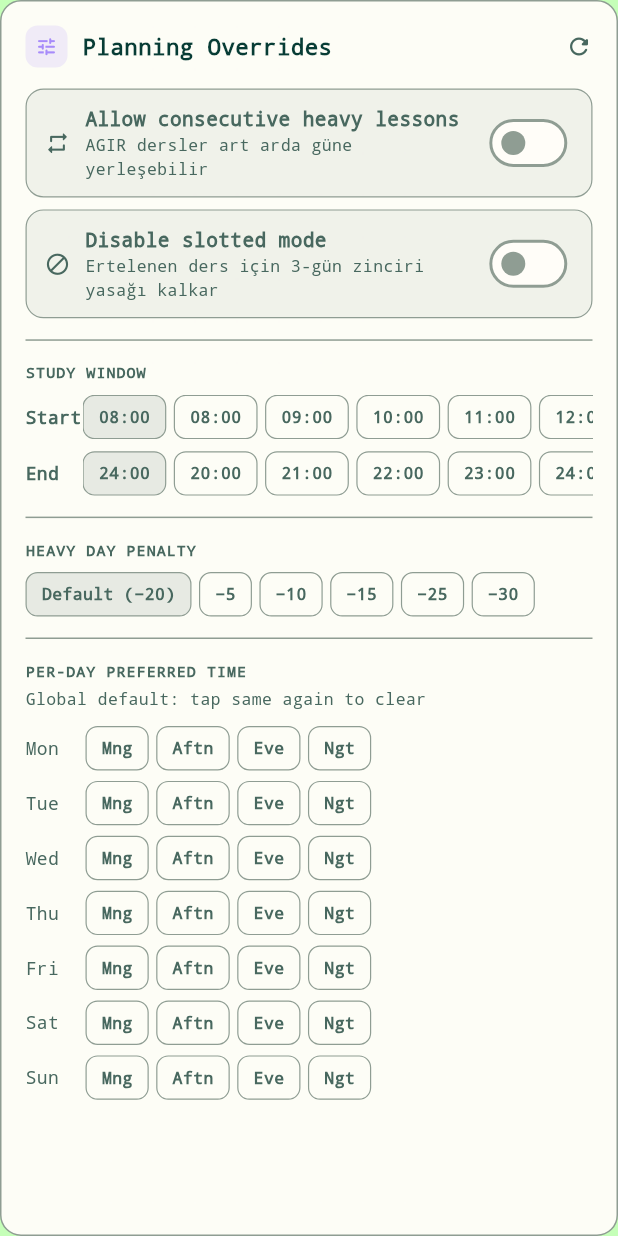
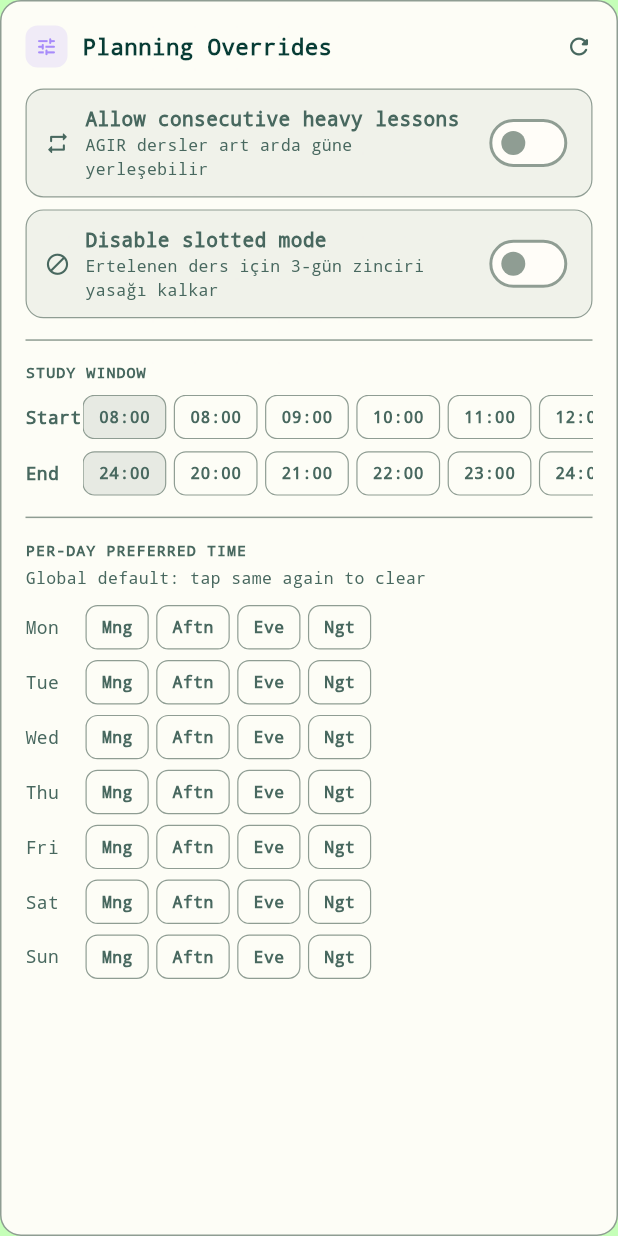
Before and after one commit to GoktugTutar/termprojectui, a Flutter app: the _PlanningOverridesCard widget shown alone on an empty page, opened directly, on a phone screen of 412 x 824 dp. Run offline on Flutter 3.47's test engine with Material 3 defaults, Android fonts, the light colour scheme and no system bars; our stand-ins replace flutter_svg, shared_preferences; missing offline and left inert: avatar_maker; accounts and stored records are empty; network calls fail.

Commit message:
deleted yorucuPenalty

```diff
--- a/lib/screens/profile_screen.dart
+++ b/lib/screens/profile_screen.dart
@@ -2778,9 +2778,6 @@ class _PlanningOverridesCardState extends State<_PlanningOverridesCard> {
   int? _studyEndHour; // null = default (24)
   int? _endHourId;
 
-  int? _yorucuPenalty; // null = default (-20)
-  int? _penaltyId;
-
   // dow(1-7) → preferredTime
   final Map<int, String> _dayOverrides = {};
   // dow(1-7) → constraint id
@@ -2792,7 +2789,6 @@ class _PlanningOverridesCardState extends State<_PlanningOverridesCard> {
 
   static const _startOptions = [8, 9, 10, 11, 12, 14, 16, 18, 19];
   static const _endOptions = [20, 21, 22, 23, 24];
-  static const _penaltyOptions = [-5, -10, -15, -20, -25, -30];
   static const _timeLabels = {
     'morning': 'Mng',
     'afternoon': 'Aftn',
@@ -2826,8 +2822,6 @@ class _PlanningOverridesCardState extends State<_PlanningOverridesCard> {
     _startHourId = null;
     _studyEndHour = null;
     _endHourId = null;
-    _yorucuPenalty = null;
-    _penaltyId = null;
     _dayOverrides.clear();
     _dayOverrideIds.clear();
 
@@ -2847,9 +2841,6 @@ class _PlanningOverridesCardState extends State<_PlanningOverridesCard> {
         case 'study_end_hour':
           _studyEndHour = (params['hour'] as num?)?.toInt();
           _endHourId = id;
-        case 'reduce_yorucu_penalty':
-          _yorucuPenalty = (params['penalty'] as num?)?.toInt();
-          _penaltyId = id;
         case 'day_study_time':
           final dow = (params['dayOfWeek'] as num?)?.toInt();
           final pt = params['preferredTime'] as String?;
@@ -2913,36 +2904,6 @@ class _PlanningOverridesCardState extends State<_PlanningOverridesCard> {
         final newId = (created['id'] as num).toInt();
         if (!mounted) return;
         onDone(newHour, newId);
-      }
-    } catch (_) {}
-    if (!mounted) return;
-    setState(() => _busy.remove(key));
-  }
-
-  Future<void> _setPenalty(int? newPenalty) async {
-    const key = 'penalty';
-    if (_busy.contains(key)) return;
-    setState(() => _busy.add(key));
-    try {
-      if (newPenalty == null) {
-        if (_penaltyId != null) {
-          await ApiClient.removeConstraint(_penaltyId!);
-          if (!mounted) return;
-          setState(() {
-            _yorucuPenalty = null;
-            _penaltyId = null;
-          });
-        }
-      } else {
-        final created = await ApiClient.createConstraint(
-          'reduce_yorucu_penalty',
-          params: {'penalty': newPenalty},
-        );
-        if (!mounted) return;
-        setState(() {
-          _yorucuPenalty = newPenalty;
-          _penaltyId = (created['id'] as num).toInt();
-        });
       }
     } catch (_) {}
     if (!mounted) return;
@@ -3119,20 +3080,6 @@ class _PlanningOverridesCardState extends State<_PlanningOverridesCard> {
                   _endHourId = id;
                 }),
               ),
-            ),
-
-            const SizedBox(height: 14),
-            Divider(height: 1, color: kBorder),
-            const SizedBox(height: 14),
-
-            // ── Yorucu penalty ────────────────────────────────────────────────
-            _OverrideSubLabel('Heavy day penalty'),
-            const SizedBox(height: 8),
-            _OverridePenaltyRow(
-              options: _penaltyOptions,
-              selected: _yorucuPenalty,
-              busy: _busy.contains('penalty'),
-              onSelect: _setPenalty,
             ),
 
             const SizedBox(height: 14),
@@ -3413,53 +3360,6 @@ class _HourChip extends StatelessWidget {
 }
 
 // Penalty seçim satırı
-class _OverridePenaltyRow extends StatelessWidget {
-  const _OverridePenaltyRow({
-    required this.options,
-    required this.selected,
-    required this.busy,
-    required this.onSelect,
-  });
-
-  final List<int> options;
-  final int? selected;
-  final bool busy;
-  final ValueChanged<int?> onSelect;
-
-  @override
-  Widget build(BuildContext context) {
-    return SingleChildScrollView(
-      scrollDirection: Axis.horizontal,
-      child: Row(
-        children: [
-          // Default chip
-          _HourChip(
-            label: 'Default (−20)',
-            selected: selected == null,
-            isDefault: true,
-            busy: busy && selected == null,
-            onTap: () => onSelect(null),
-          ),
-          const SizedBox(width: 5),
-          ...options.map((p) {
-            if (p == -20) return const SizedBox.shrink(); // default ile aynı
-            return Padding(
-              padding: const EdgeInsets.only(right: 5),
-              child: _HourChip(
-                label: '−${p.abs()}',
-                selected: selected == p,
-                isDefault: false,
-                busy: busy && selected == p,
-                onTap: () => onSelect(p),
-              ),
-            );
-          }),
-        ],
-      ),
-    );
-  }
-}
-
 // Gün satırı: gün adı + 4 zaman chip'i
 class _DayOverrideRow extends StatelessWidget {
   const _DayOverrideRow({
```
